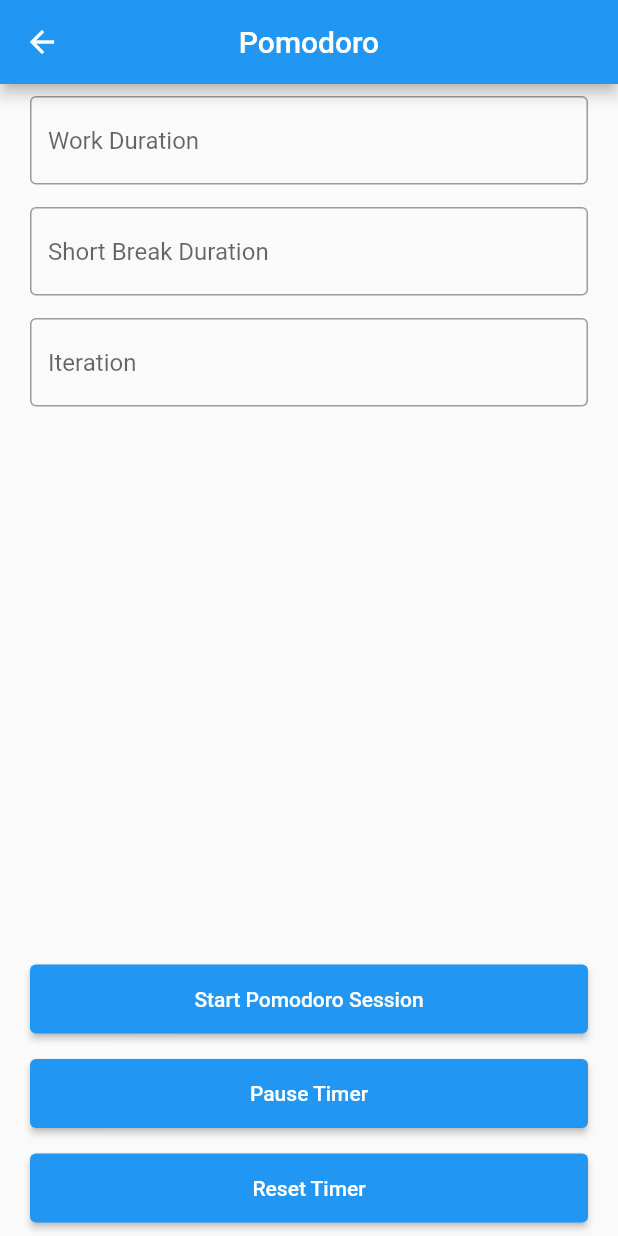
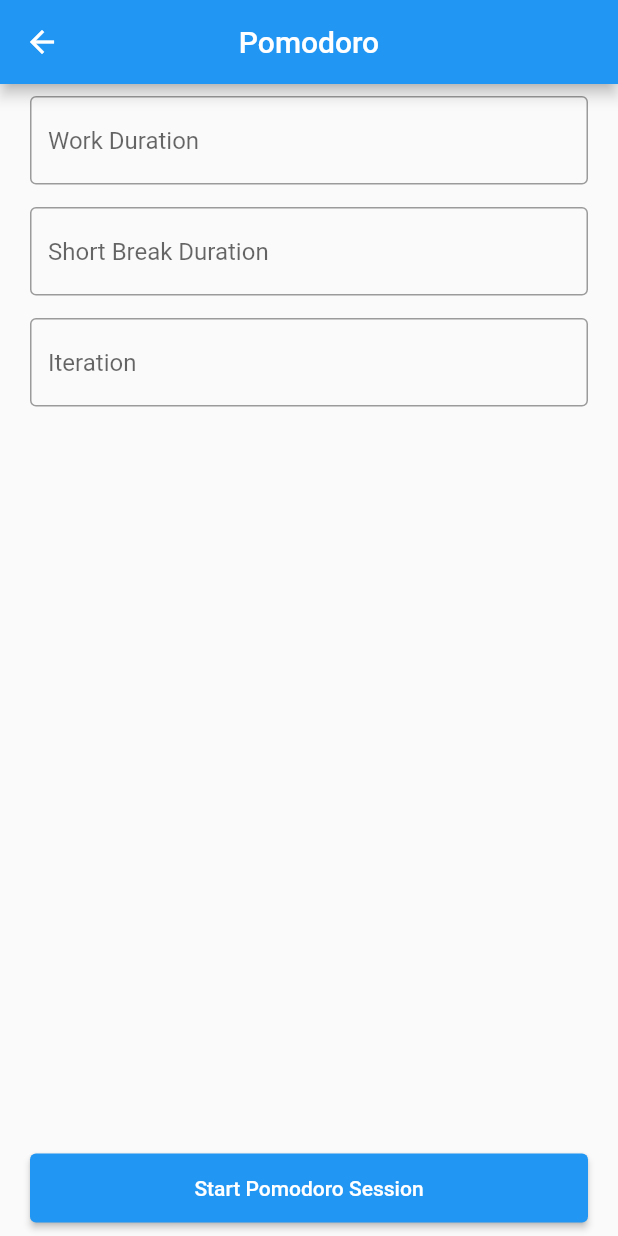
Before and after one commit to qawitherev/pomodoroBloc, a Flutter app: the screen it shows after launch, after a tap on "Pomodoro App", on a phone screen of 412 x 824 dp. Run offline on Flutter 3.47's test engine with Material 2 defaults, Android fonts, the phone set to English and light mode, and no system bars.

Commit message:
reset pomodoro
todo: pomodoro preset + save custom preset

```diff
--- a/lib/views/pomodoro_init_page.dart
+++ b/lib/views/pomodoro_init_page.dart
@@ -65,8 +65,6 @@ class PomodoroPage extends StatelessWidget {
                     ],
                   ),
                 ),
-                Column(
-                  children: [
                 ElevatedButton(
                   onPressed: () {
                     int workDuration =
@@ -91,36 +89,6 @@ class PomodoroPage extends StatelessWidget {
                       ),
                     ),
                   ),
-                    ),
-                    vertBox,
-                    ElevatedButton(
-                      onPressed: () => provider.pauseTimer(),
-                      child: const Center(
-                        child: Padding(
-                          padding: EdgeInsets.symmetric(
-                              horizontal: 10, vertical: 15),
-                          child: Text(
-                            "Pause Timer",
-                          ),
-                        ),
-                      ),
-                    ),
-                    vertBox,
-                    ElevatedButton(
-                      onPressed: () {
-                        provider.stopTimer();
-                      },
-                      child: const Center(
-                        child: Padding(
-                          padding: EdgeInsets.symmetric(
-                              horizontal: 10, vertical: 15),
-                          child: Text(
-                            "Reset Timer",
-                          ),
-                        ),
-                      ),
-                    ),
-                  ],
                 )
               ],
             ),
```
Also changed, not shown: lib/providers/pomodoro_provider.dart (+16 -1 lines), lib/views/pomodoro_running_page.dart (+45 -11 lines). Lines whose indentation alone changed are shown as unchanged.
